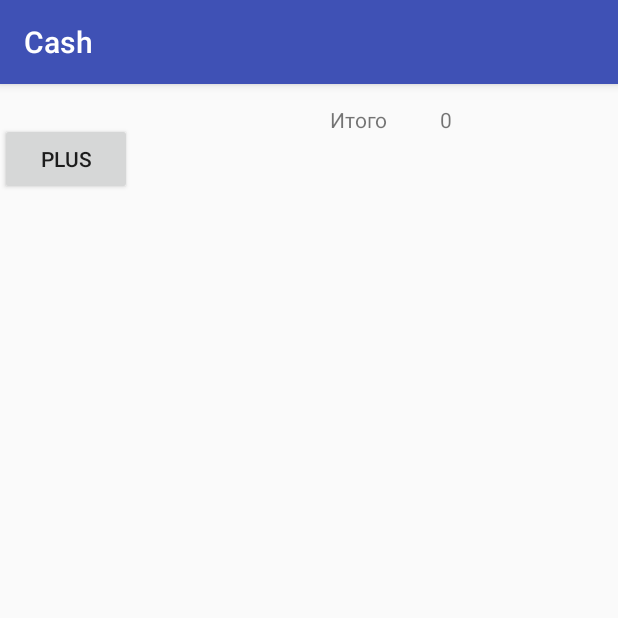
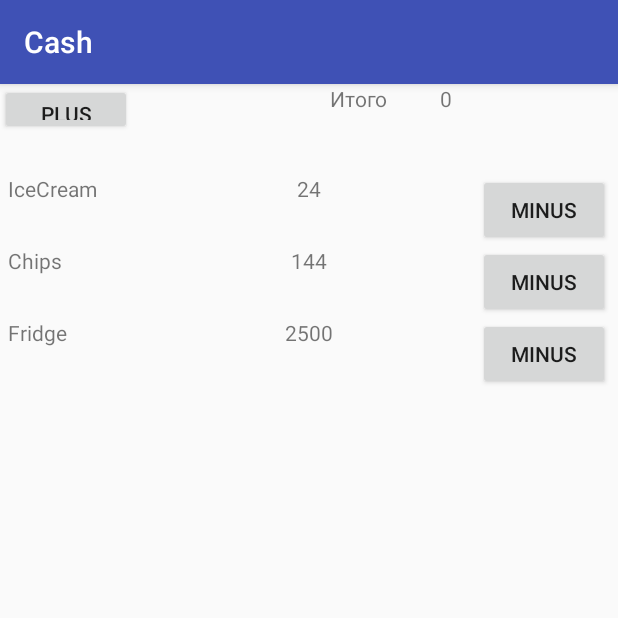
Before and after one commit to Izemir/Cash, an Android app: the TodayCash screen opened directly, with no data from a screen before it, on a phone screen of 412 x 824 dp, the top half of it. Run offline under Robolectric (Android 15) with nearby library versions, the phone set to English and light mode, and no system bars.

Commit message:
list done

```diff
--- a/app/src/main/java/com/example/a24/cash/OneBuy.java
+++ b/app/src/main/java/com/example/a24/cash/OneBuy.java
@@ -11,6 +11,10 @@ public class OneBuy {
         this.money=money;
     }
 
+    public String getMoneyString() {
+        return String.valueOf(money);
+    }
+
     public int getMoney() {
         return money;
     }
--- a/app/src/main/java/com/example/a24/cash/TodayCash.java
+++ b/app/src/main/java/com/example/a24/cash/TodayCash.java
@@ -2,23 +2,80 @@ package com.example.a24.cash;
 
 import android.support.v7.app.AppCompatActivity;
 import android.os.Bundle;
+import android.view.LayoutInflater;
+import android.view.View;
+import android.widget.Button;
+import android.widget.LinearLayout;
+import android.widget.TextView;
 
 
 import java.util.ArrayList;
-import java.util.List;
+
 
 public class TodayCash extends AppCompatActivity {
+
+    OneBuy first = new OneBuy(24, "IceCream"),
+            second = new OneBuy(144,"Chips"),
+            third = new OneBuy(2500,"Fridge");
+
+    public ArrayList<OneBuy> list = new ArrayList<OneBuy>();
+
+
 
     @Override
     protected void onCreate(Bundle savedInstanceState) {
         super.onCreate(savedInstanceState);
         setContentView(R.layout.activity_today_cash);
+
+            list.add(first);
+            list.add(second);
+            list.add(third);
+
+
+
+
+
+
+        LinearLayout linLayout = (LinearLayout) findViewById(R.id.linLayout);
+
+        LayoutInflater ltInflater = getLayoutInflater();
+
+        int Summ=0;
+
+        for (int i = 0; i < list.size(); i++) {
+
+
+
+            if(i==0){
+                Summ=0;
+            }
+
+            Summ=+list.get(i).getMoney();
+
+            View item = ltInflater.inflate(R.layout.one_buy, linLayout, false);
+            TextView product = (TextView) item.findViewById(R.id.what_buy);
+            product.setText(list.get(i).getBuyName());
+            TextView price = (TextView) item.findViewById(R.id.price);
+            price.setText(list.get(i).getMoneyString());
+            Button delete = (Button) item.findViewById(R.id.deleteButton);
+            delete.setText("Minus");
+            item.getLayoutParams().width = LinearLayout.LayoutParams.MATCH_PARENT;
+
+            linLayout.addView(item);
+        }
+
+
+
+
     }
 
-    OneBuy first = new OneBuy(24, "IceCream"),
-            second = new OneBuy(144,"Chips");
 
-    public ArrayList<OneBuy> list = new ArrayList<OneBuy>();
+
+
+
+
+
+
 
 
 
--- a/app/src/main/res/layout/activity_today_cash.xml
+++ b/app/src/main/res/layout/activity_today_cash.xml
@@ -6,34 +6,34 @@
     xmlns:tools="http://schemas.android.com/tools"
     android:layout_width="match_parent"
     android:layout_height="match_parent"
-        tools:context=".TodayCash">
+    tools:context=".TodayCash"
+    android:orientation="vertical"
+    >
 
 
-        android:id="@+id/linearLayout"
-        android:layout_width="0dp"
-        android:layout_height="0dp"
-        android:orientation="vertical"
-        app:layout_constraintBottom_toBottomOf="parent"
-        app:layout_constraintEnd_toEndOf="parent"
-        app:layout_constraintHorizontal_bias="0.0"
-        app:layout_constraintStart_toStartOf="parent"
-        app:layout_constraintTop_toTopOf="parent"
-        app:layout_constraintVertical_bias="0.0">
+
+    <LinearLayout
+
+        android:layout_width="match_parent"
+        android:layout_height="60dp"
+
+        android:orientation="horizontal">
 
         <Button
             android:id="@+id/newBuy"
             android:layout_width="wrap_content"
             android:layout_height="wrap_content"
-            android:layout_gravity="top|left"
+            android:layout_gravity="left"
             android:layout_marginEnd="132dp"
             android:layout_marginTop="26dp"
+            android:layout_marginLeft="5dp"
             android:text="plus" />
 
         <TextView
             android:id="@+id/Summ"
             android:layout_width="73dp"
             android:layout_height="37dp"
-        android:layout_gravity="top|center_horizontal"
+            android:layout_gravity="center_horizontal"
 
             android:text="Итого" />
 
@@ -41,9 +41,17 @@
             android:id="@+id/Summ2"
             android:layout_width="wrap_content"
             android:layout_height="wrap_content"
-        android:layout_gravity="top|right"
+            android:layout_gravity="right"
+            android:layout_marginRight="5dp"
 
-        android:text="@string/Summ" />
+            android:text="0" />
+
+
+
+    </LinearLayout>
+
+
+
 
     <ScrollView
         android:id="@+id/scroll"
@@ -54,6 +62,7 @@
             android:id="@+id/linLayout"
             android:layout_width="match_parent"
             android:layout_height="match_parent"
+
             android:orientation="vertical"></LinearLayout>
     </ScrollView>
 </LinearLayout>
--- a/app/src/main/res/values/strings.xml
+++ b/app/src/main/res/values/strings.xml
@@ -1,5 +1,5 @@
 <resources>
     <string name="app_name">Cash</string>
     <string name="ButtonText">Сегодня</string>
-    <string name="Summ">0</string>
+
 </resources>
```
Lines whose indentation alone changed are shown as unchanged.
